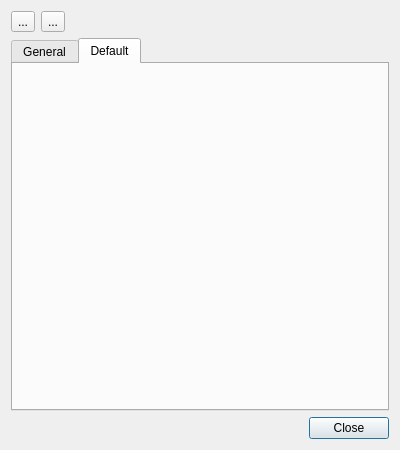
OrangeReaper/abStartupManager, file dlgsettings.ui: the form before one commit.
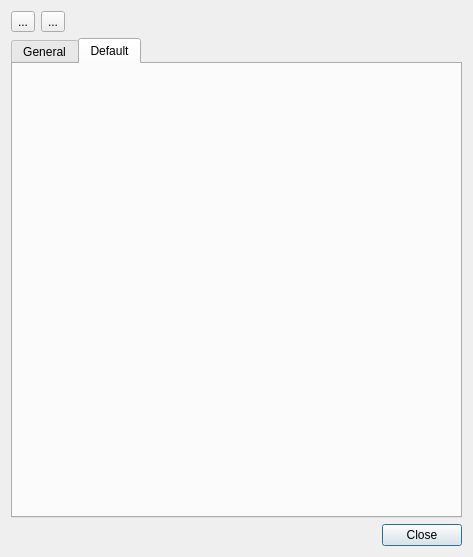
The form after the commit. Icons and pictures are not drawn.

Diff of the .ui file:
```diff
--- a/dlgsettings.ui
+++ b/dlgsettings.ui
@@ -6,8 +6,8 @@
    <rect>
     <x>0</x>
     <y>0</y>
-    <width>400</width>
-    <height>450</height>
+    <width>473</width>
+    <height>557</height>
    </rect>
   </property>
   <property name="windowTitle">
```
